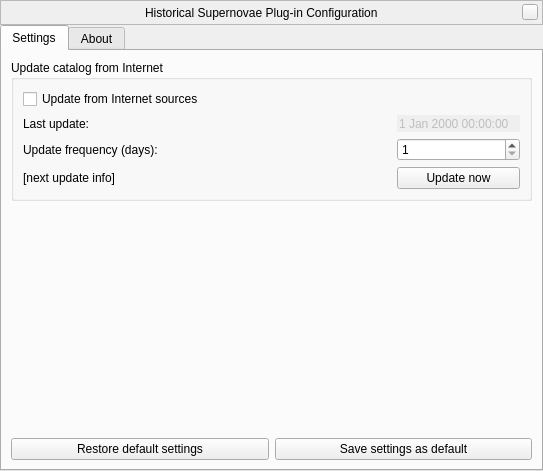
Qt form plugins/Supernovae/src/gui/supernovaeDialog.ui (519984307/stellarium_src) before a commit.
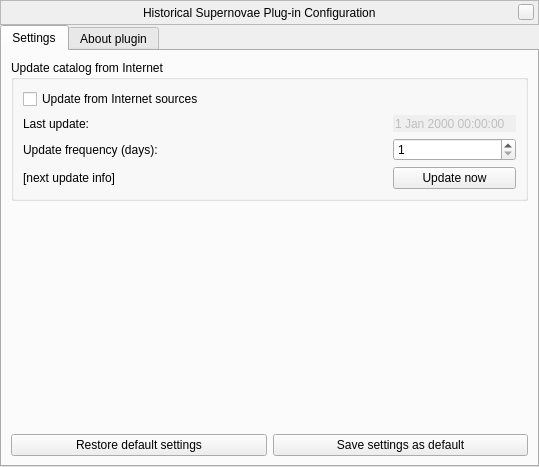
The same form after that commit. Custom widgets are drawn as their Qt base class.

Commit message: improve string for translation: About -> About plugin

Patch:
```diff
--- a/plugins/Supernovae/src/gui/supernovaeDialog.ui
+++ b/plugins/Supernovae/src/gui/supernovaeDialog.ui
@@ -6,8 +6,8 @@
    <rect>
     <x>0</x>
     <y>0</y>
-    <width>543</width>
-    <height>471</height>
+    <width>539</width>
+    <height>467</height>
    </rect>
   </property>
   <property name="windowTitle">
@@ -23,7 +23,7 @@
    <item>
     <widget class="BarFrame" name="TitleBar">
      <property name="sizePolicy">
-      <sizepolicy hsizetype="MinimumExpanding" vsizetype="Fixed">
+      <sizepolicy hsizetype="Expanding" vsizetype="Fixed">
        <horstretch>0</horstretch>
        <verstretch>0</verstretch>
       </sizepolicy>
@@ -36,7 +36,7 @@
      </property>
      <property name="maximumSize">
       <size>
-       <width>560</width>
+       <width>16777215</width>
        <height>25</height>
       </size>
      </property>
@@ -276,7 +276,7 @@
      </widget>
      <widget class="QWidget" name="aboutTab">
       <attribute name="title">
-       <string>About</string>
+       <string>About plugin</string>
       </attribute>
       <layout class="QVBoxLayout" name="verticalLayout_11">
        <property name="spacing">
```
The commit also changes 8 other files.
